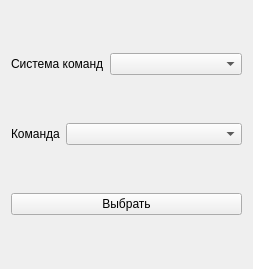
The window that uiSources/ChoiseComandForm.ui (DeanRiot/PyModbusQt) describes before a commit, drawn with Qt 5.
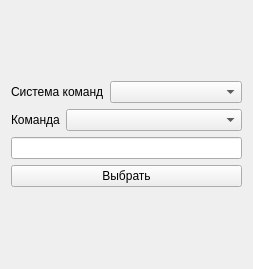
The same window after the commit.

What changed in the file:
```diff
--- a/uiSources/ChoiseComandForm.ui
+++ b/uiSources/ChoiseComandForm.ui
@@ -13,9 +13,11 @@
   <property name="windowTitle">
    <string>Выбор команды</string>
   </property>
+  <layout class="QGridLayout" name="gridLayout">
+   <item row="0" column="0">
   <layout class="QVBoxLayout" name="verticalLayout">
    <item>
-    <layout class="QHBoxLayout" name="horizontalLayout">
+      <layout class="QHBoxLayout" name="horizontalLayout_3">
      <item>
       <widget class="QLabel" name="label">
        <property name="sizePolicy">
@@ -54,12 +56,25 @@
      </item>
     </layout>
    </item>
+     <item>
+      <layout class="QHBoxLayout" name="horizontalLayout">
+       <item>
+        <widget class="QLineEdit" name="output">
+         <property name="readOnly">
+          <bool>true</bool>
+         </property>
+        </widget>
+       </item>
+      </layout>
+     </item>
    <item>
     <widget class="QPushButton" name="ChoiseButton">
      <property name="text">
       <string>Выбрать</string>
      </property>
     </widget>
+     </item>
+    </layout>
    </item>
   </layout>
  </widget>
```
Left out of the diff: 3 changed lines with no effect on the pictures. Lines whose indentation alone changed are shown as unchanged.
